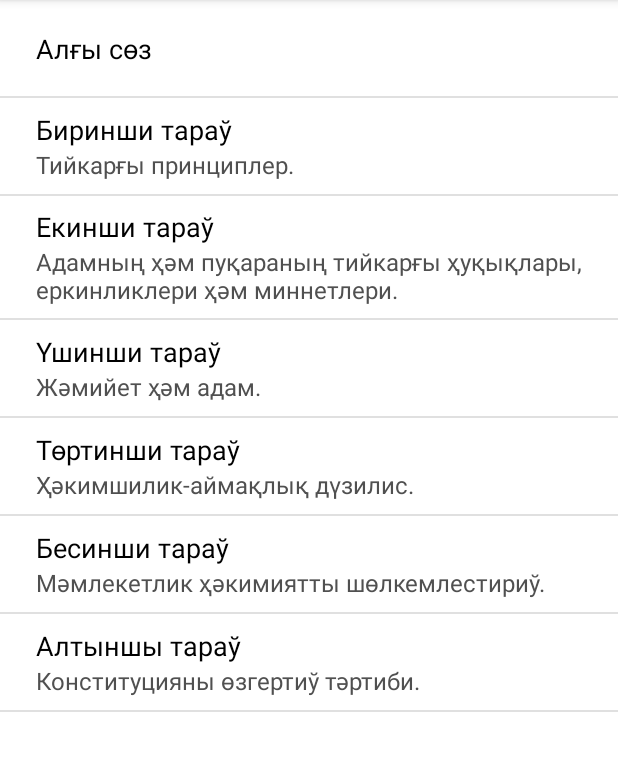
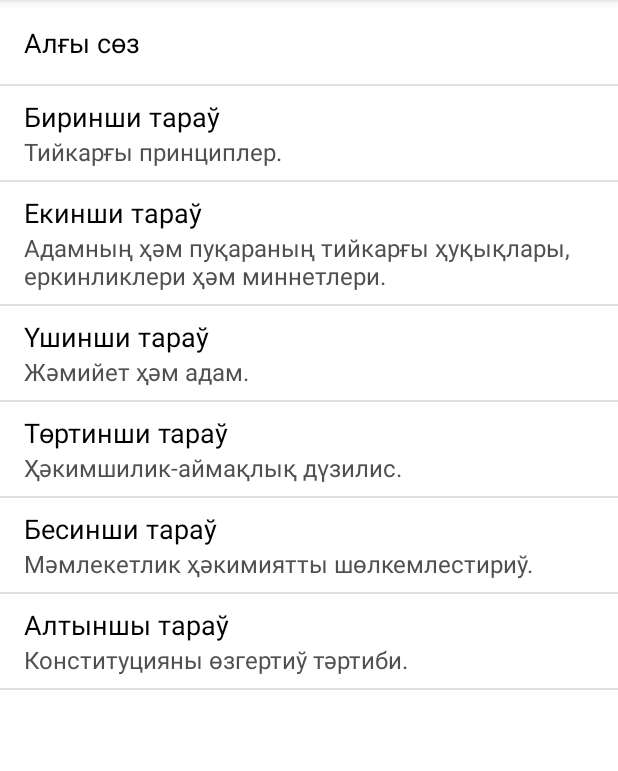
Before and after one commit to shagalalab/constitution-android, an Android app: the screen it shows after launch (MainActivity), after a tap on an icon or button, on a phone screen of 412 x 824 dp, the part 84-855 px from its top. Run offline under Robolectric (Android 15) with nearby library versions, the phone set to English and light mode, and no system bars; our stand-ins replace Room's generated code.

Commit message:
solved problem \\n and item_view.xml changed

```diff
--- a/app/src/main/java/com/shagalalab/constitution/article/ArticleFragment.kt
+++ b/app/src/main/java/com/shagalalab/constitution/article/ArticleFragment.kt
@@ -37,7 +37,7 @@ class ArticleFragment(private var chapterId: Int) :
                 val st = StyleSpan(Typeface.BOLD)
                 s.append(it.title, st, Spanned.SPAN_EXCLUSIVE_EXCLUSIVE)
                 s.append(". ")
-                s.append(it.description)
+                s.append(it.description.replace("\\n", "\n"))
                 s.append("\n")
             }
             textView.text = s
--- a/app/src/main/res/layout/item_view.xml
+++ b/app/src/main/res/layout/item_view.xml
@@ -3,14 +3,16 @@
     xmlns:app="http://schemas.android.com/apk/res-auto"
     android:layout_width="match_parent"
     android:layout_height="wrap_content"
-    android:minHeight="@dimen/item_height"
-    android:padding="@dimen/small_padding">
+    android:minHeight="56dp"
+    android:paddingTop="@dimen/small_padding"
+    android:paddingBottom="@dimen/small_padding">
 
     <TextView
         android:id="@+id/title_text"
         android:layout_width="@dimen/match_constraint"
         android:layout_height="wrap_content"
         android:layout_marginStart="@dimen/standard_margin"
+        android:layout_marginEnd="@dimen/standard_margin"
         android:text="@string/title"
         android:textColor="@color/black"
         android:textSize="@dimen/title_text_size"
@@ -25,6 +27,7 @@
         android:layout_width="@dimen/match_constraint"
         android:layout_height="wrap_content"
         android:layout_marginStart="@dimen/standard_margin"
+        android:layout_marginEnd="@dimen/standard_margin"
         android:text="@string/description"
         android:textColor="@color/description_text_color"
         android:textSize="@dimen/text_size"
```
